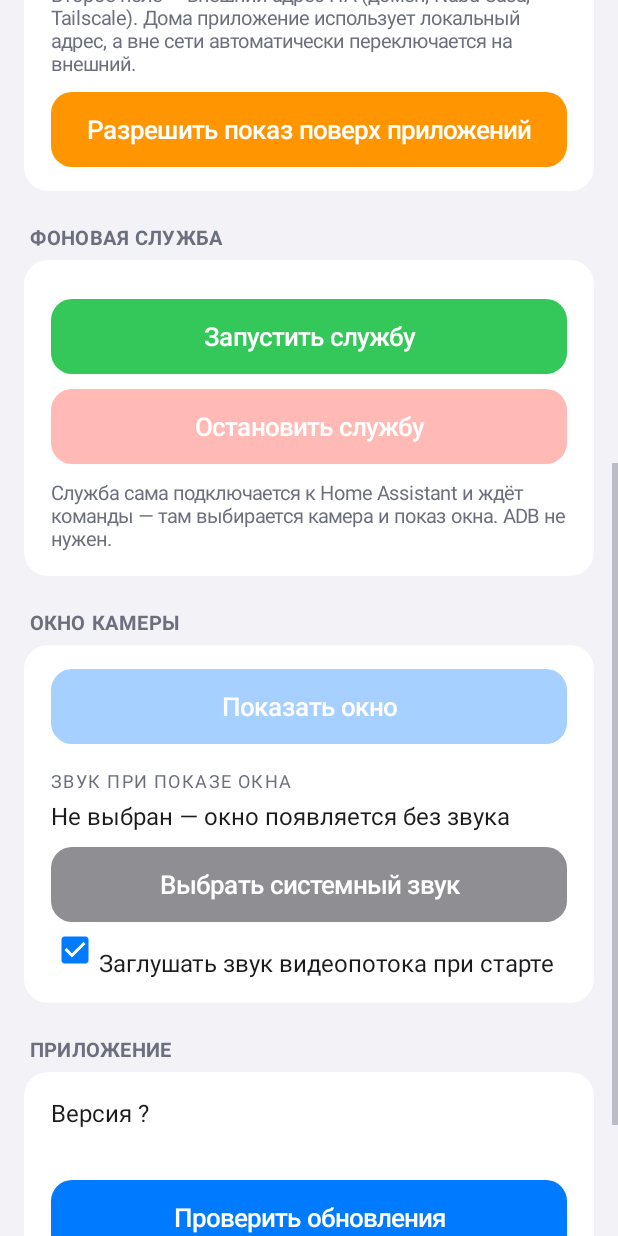
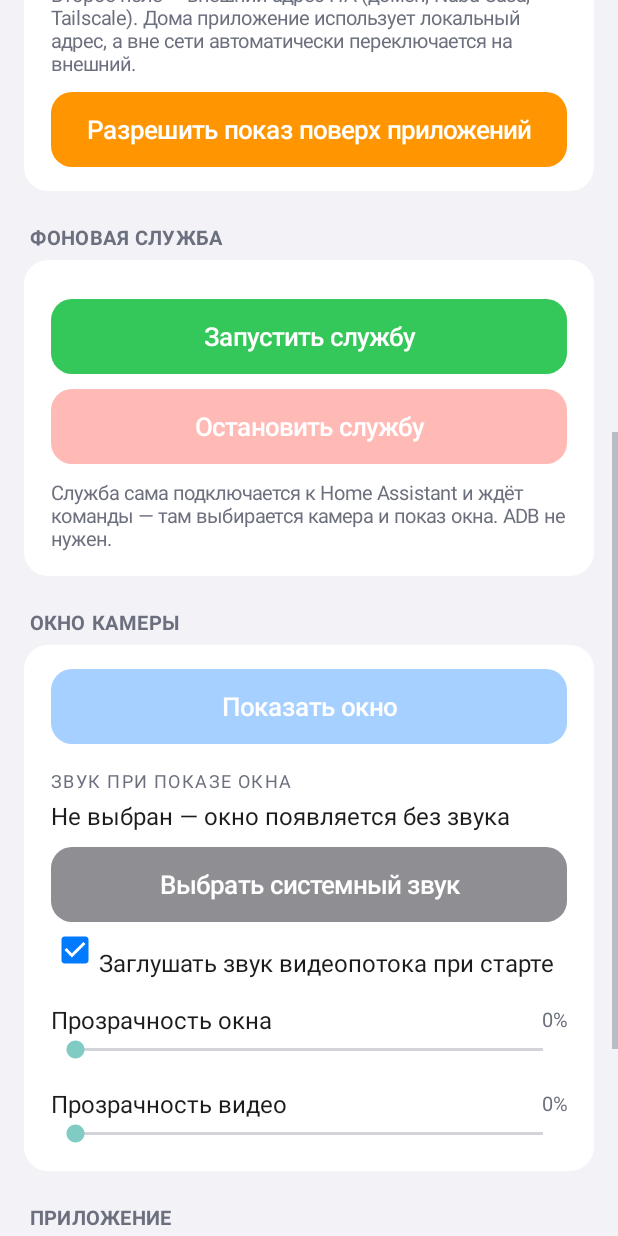
Before and after one commit to beemerspb/mynotify, an Android app: the screen it shows after launch (MainActivity), scrolled down 576 dp, on a phone screen of 412 x 824 dp. Run offline under Robolectric (Android 15) with nearby library versions, the phone set to English and light mode, and no system bars.

Commit message:
feat: v0.7.19 — ползунки прозрачности окна и видео в настройках (живое применение через ACTION_ALPHA)

```diff
--- a/app/build.gradle.kts
+++ b/app/build.gradle.kts
@@ -11,8 +11,8 @@ android {
         applicationId = "com.mynotify"
         minSdk = 21
         targetSdk = 35
-        versionCode = 34
-        versionName = "0.7.18"
+        versionCode = 35
+        versionName = "0.7.19"
     }
 
     compileOptions {
--- a/app/src/main/java/com/mynotify/MainActivity.kt
+++ b/app/src/main/java/com/mynotify/MainActivity.kt
@@ -545,6 +545,8 @@ class MainActivity : Activity() {
             attachFocusBlink(this, 10)
         }
         winCard.addView(muteCheck)
+        winCard.addView(alphaSlider("Прозрачность окна", "win_alpha"))
+        winCard.addView(alphaSlider("Прозрачность видео", "video_alpha"))
         lay.addView(winCard)
 
         // --- Секция «Приложение»: версия и встроенное обновление ---
@@ -720,6 +722,67 @@ class MainActivity : Activity() {
         }.start()
     }
 
+    /**
+     * Слайдер прозрачности (0..100 %) для настроек окна. Пишет prefs
+     * «settings» — служба читает их при создании окна и переприменяет
+     * на лету через ACTION_ALPHA, если окно уже открыто.
+     */
+    private fun alphaSlider(title: String, key: String): View {
+        val p = getSharedPreferences("settings", MODE_PRIVATE)
+        val valueText = TextView(this).apply {
+            text = "${p.getInt(key, 0)}%"
+            setTextColor(cSecondary)
+            setTextSize(TypedValue.COMPLEX_UNIT_SP, 13f)
+        }
+        // дебаунс: с пульта onProgressChanged приходит на каждую клавишу,
+        // а onStopTrackingTouch для клавиш вообще не гарантирован
+        val applyRunnable = Runnable {
+            if (OverlayService.running) {
+                try {
+                    sendToService(OverlayService.ACTION_ALPHA)
+                } catch (_: Exception) {}
+            }
+        }
+        val seek = android.widget.SeekBar(this).apply {
+            max = 100
+            progress = p.getInt(key, 0)
+            setOnSeekBarChangeListener(object : android.widget.SeekBar.OnSeekBarChangeListener {
+                override fun onProgressChanged(
+                    sb: android.widget.SeekBar?, value: Int, fromUser: Boolean
+                ) {
+                    if (!fromUser) return
+                    valueText.text = "$value%"
+                    p.edit().putInt(key, value).apply()
+                    windowHandler.removeCallbacks(applyRunnable)
+                    windowHandler.postDelayed(applyRunnable, 400)
+                }
+                override fun onStartTrackingTouch(sb: android.widget.SeekBar?) {}
+                override fun onStopTrackingTouch(sb: android.widget.SeekBar?) {
+                    windowHandler.removeCallbacks(applyRunnable)
+                    windowHandler.post(applyRunnable)
+                }
+            })
+            attachFocusBlink(this, 8)
+        }
+        return LinearLayout(this).apply {
+            orientation = LinearLayout.VERTICAL
+            setPadding(0, dp(16), 0, 0)
+            addView(LinearLayout(context).apply {
+                orientation = LinearLayout.HORIZONTAL
+                gravity = Gravity.CENTER_VERTICAL
+                addView(TextView(context).apply {
+                    text = title
+                    setTextColor(cLabel)
+                    setTextSize(TypedValue.COMPLEX_UNIT_SP, 16f)
+                    layoutParams = LinearLayout.LayoutParams(
+                        0, LinearLayout.LayoutParams.WRAP_CONTENT, 1f)
+                })
+                addView(valueText)
+            })
+            addView(seek)
+        }
+    }
+
     private fun updateSoundLabel() {
         val saved = getSharedPreferences("settings", MODE_PRIVATE)
             .getString("sound_uri", null)
```
Also changed, not shown: app/src/main/java/com/mynotify/OverlayService.kt (+33 -1 lines), 3 other files.
